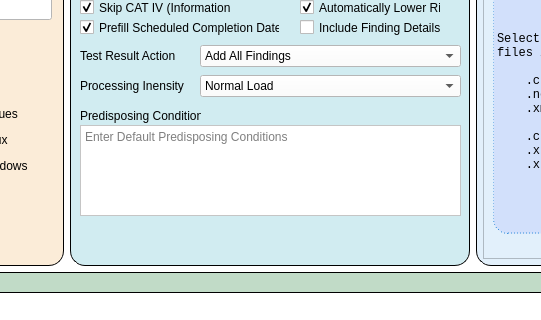
Above: ui_scans_to_reports.ui from CyberSecDef/scans2reports before the change; both pictures show x 275 to 816 and y 93 to 413 of the 1400 by 864 pixel window. Below: the same form after it.
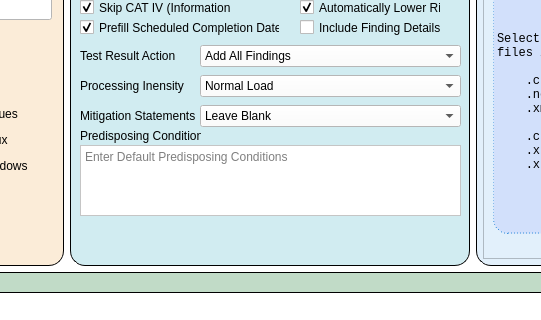
That is the form after the change.

The edit to the form file:
```diff
--- a/ui_scans_to_reports.ui
+++ b/ui_scans_to_reports.ui
@@ -1560,7 +1560,7 @@
          <property name="geometry">
           <rect>
            <x>10</x>
-           <y>170</y>
+           <y>190</y>
            <width>121</width>
            <height>21</height>
           </rect>
@@ -1576,15 +1576,64 @@
          <property name="geometry">
           <rect>
            <x>10</x>
-           <y>190</y>
+           <y>210</y>
            <width>381</width>
-           <height>91</height>
+           <height>71</height>
           </rect>
          </property>
          <property name="placeholderText">
           <string>Enter Default Predisposing Conditions</string>
          </property>
         </widget>
+        <widget class="QComboBox" name="cboMitigationStatements">
+         <property name="geometry">
+          <rect>
+           <x>130</x>
+           <y>170</y>
+           <width>261</width>
+           <height>22</height>
+          </rect>
+         </property>
+         <property name="styleSheet">
+          <string notr="true"/>
+         </property>
+         <item>
+          <property name="text">
+           <string>Leave Blank</string>
+          </property>
+         </item>
+         <item>
+          <property name="text">
+           <string>Existing POAM or Answerfile CSV</string>
+          </property>
+         </item>
+         <item>
+          <property name="text">
+           <string>CKL Comments</string>
+          </property>
+         </item>
+         <item>
+          <property name="text">
+           <string>POAM/CSV, then CKL (Prefer Existing POAM/CSV)</string>
+          </property>
+         </item>
+        </widget>
+        <widget class="QLabel" name="lblMitigationStatements">
+         <property name="geometry">
+          <rect>
+           <x>10</x>
+           <y>170</y>
+           <width>121</width>
+           <height>21</height>
+          </rect>
+         </property>
+         <property name="styleSheet">
+          <string notr="true">background: none;</string>
+         </property>
+         <property name="text">
+          <string>Mitigation Statements</string>
+         </property>
+        </widget>
        </widget>
       </item>
      </layout>
```
